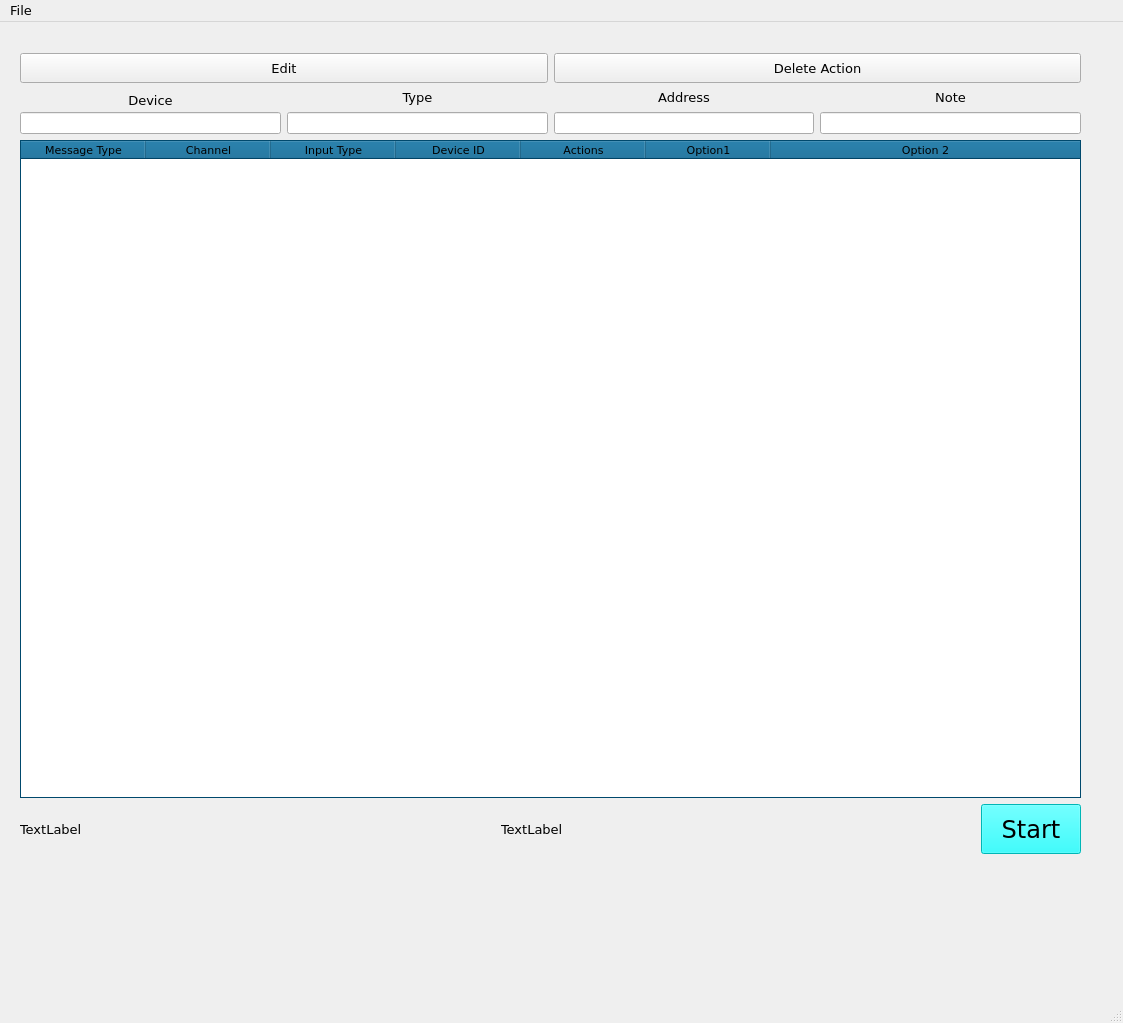
Old version of the form qtOBSMIDI.ui in the repository cpyarger/Midi2OBS-Configurator.
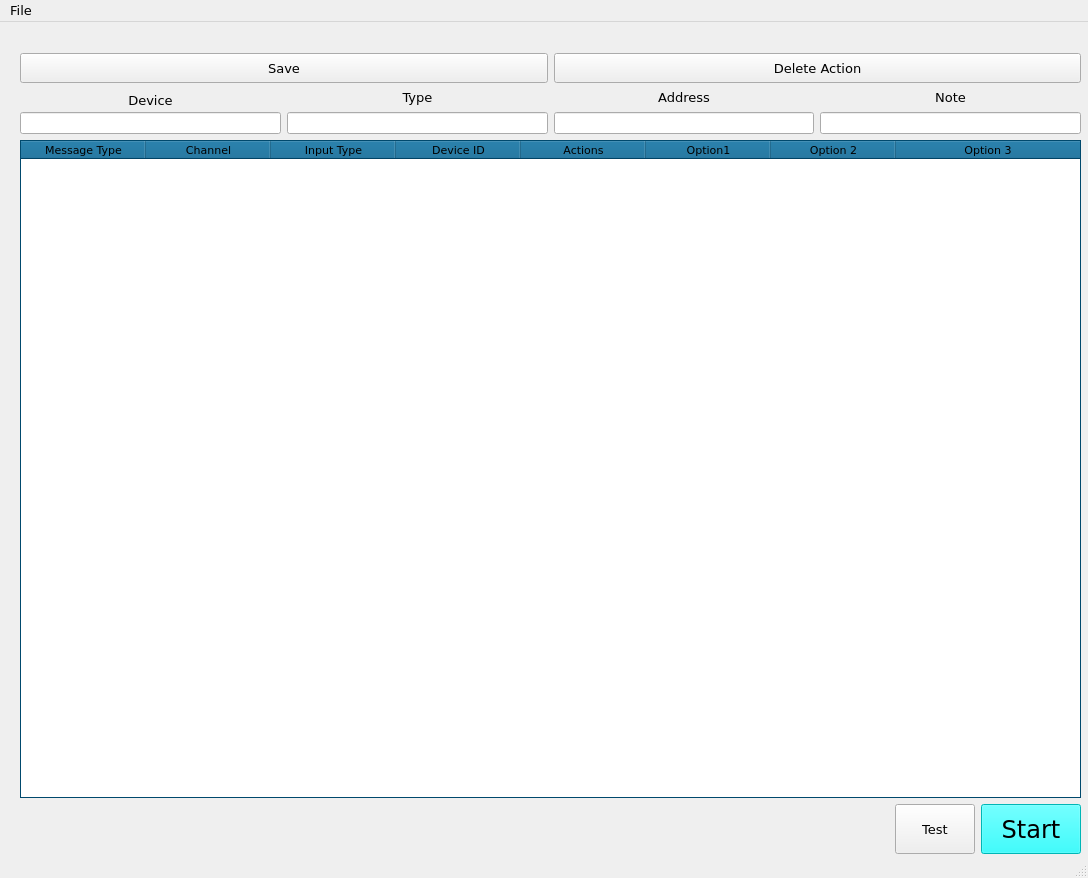
New version of the form. Icons and pictures are not drawn.

What changed in the file:
```diff
--- a/qtOBSMIDI.ui
+++ b/qtOBSMIDI.ui
@@ -9,8 +9,8 @@
    <rect>
     <x>0</x>
     <y>0</y>
-    <width>1123</width>
-    <height>1023</height>
+    <width>1088</width>
+    <height>878</height>
    </rect>
   </property>
   <property name="sizePolicy">
@@ -93,14 +93,20 @@
        <item>
         <widget class="QLabel" name="testlabel2">
          <property name="text">
-          <string>TextLabel</string>
+          <string/>
          </property>
         </widget>
        </item>
        <item>
-        <widget class="QLabel" name="testlabel">
+        <widget class="QPushButton" name="btn_test">
+         <property name="sizePolicy">
+          <sizepolicy hsizetype="Fixed" vsizetype="MinimumExpanding">
+           <horstretch>0</horstretch>
+           <verstretch>0</verstretch>
+          </sizepolicy>
+         </property>
          <property name="text">
-          <string>TextLabel</string>
+          <string>Test</string>
          </property>
         </widget>
        </item>
@@ -1102,6 +1108,11 @@
          <string>Option 2</string>
         </property>
        </column>
+       <column>
+        <property name="text">
+         <string>Option 3</string>
+        </property>
+       </column>
       </widget>
      </item>
      <item row="0" column="0">
@@ -1127,7 +1138,7 @@
           </size>
          </property>
          <property name="text">
-          <string>Edit</string>
+          <string>Save</string>
          </property>
         </widget>
        </item>
@@ -1320,7 +1331,7 @@
     <rect>
      <x>0</x>
      <y>0</y>
-     <width>1123</width>
+     <width>1088</width>
      <height>21</height>
     </rect>
    </property>
```
Left out of the diff: 2 changed lines with no effect on the pictures.
